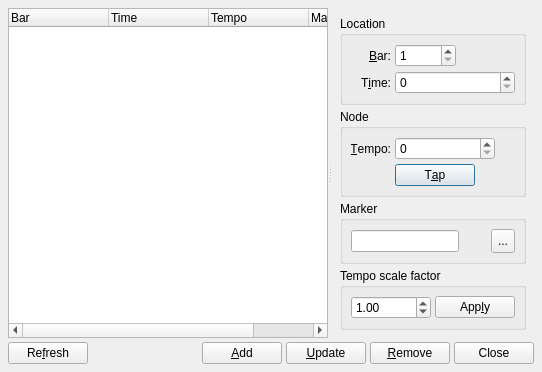
Above: src/qtractorTimeScaleForm.ui from rncbc/qtractor before the change. Below: the same form after it.
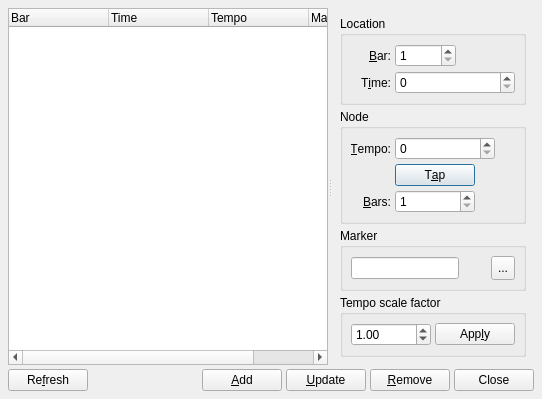
That is the form after the change. Icons and pictures are not drawn. Custom widgets are drawn as their Qt base class.

The edit to the form file:
```diff
--- a/src/qtractorTimeScaleForm.ui
+++ b/src/qtractorTimeScaleForm.ui
@@ -240,6 +240,41 @@
             </property>
            </spacer>
           </item>
+          <item row="2" column="0">
+           <widget class="QLabel" name="BarsTextLabel">
+            <property name="minimumSize">
+             <size>
+              <width>40</width>
+              <height>0</height>
+             </size>
+            </property>
+            <property name="text">
+             <string>&amp;Bars:</string>
+            </property>
+            <property name="alignment">
+             <set>Qt::AlignRight|Qt::AlignTrailing|Qt::AlignVCenter</set>
+            </property>
+            <property name="buddy">
+             <cstring>BarsSpinBox</cstring>
+            </property>
+           </widget>
+          </item>
+          <item row="2" column="1">
+           <widget class="QSpinBox" name="BarsSpinBox">
+            <property name="toolTip">
+             <string>Bars in node</string>
+            </property>
+            <property name="minimum">
+             <number>1</number>
+            </property>
+            <property name="maximum">
+             <number>9999</number>
+            </property>
+            <property name="value">
+             <number>1</number>
+            </property>
+           </widget>
+          </item>
          </layout>
         </widget>
        </item>
```
